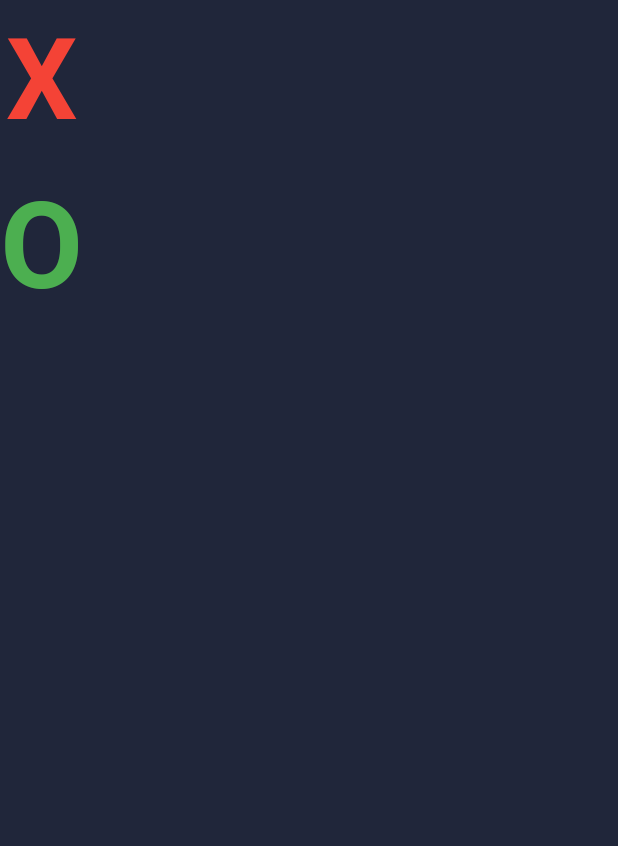
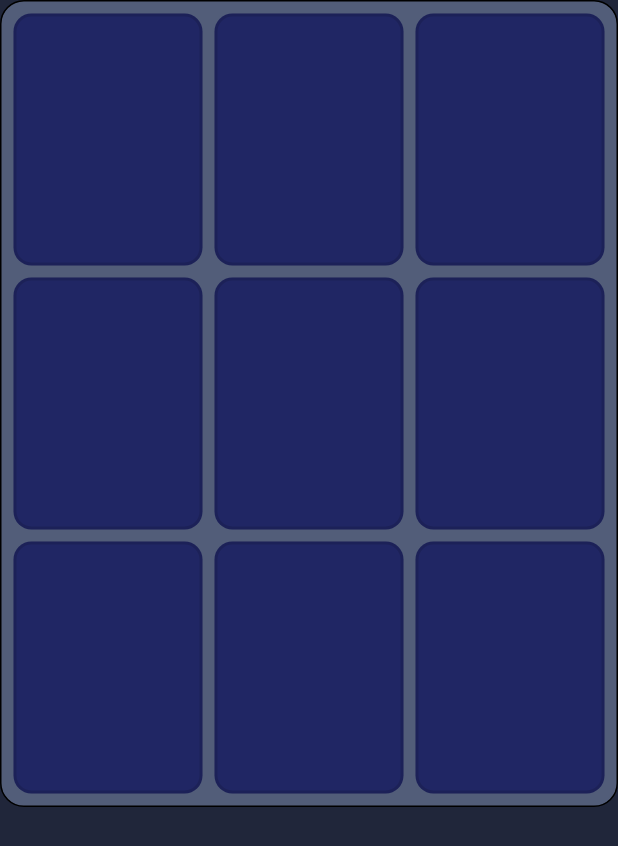
Before and after one commit to Mahmoud-Adel-Ali/XO-Game, a Flutter app: the GameView screen opened directly, on a phone screen of 412 x 824 dp. Shown: the top 846 px of the screen. Run offline on Flutter 3.47's test engine with Material 3 defaults, Android fonts, the phone set to English and light mode, and no system bars; our stand-ins replace animate_do, easy_splash_screen.

Commit message:
xo board

```diff
--- a/lib/constant.dart
+++ b/lib/constant.dart
@@ -1,3 +1,4 @@
 import 'package:flutter/material.dart';
 
 const Color mainColor =Color.fromARGB(255, 32, 38, 58);
+const Color xoBox =Color.fromARGB(255, 32, 38, 100);
--- /dev/null
+++ b/lib/widgets/custom_xo_board.dart
@@ -0,0 +1,34 @@
+import 'package:flutter/material.dart';
+import 'package:xo_game/widgets/custom_xo_box.dart';
+
+class CustomXOBoard extends StatelessWidget {
+  const CustomXOBoard({super.key});
+
+  @override
+  Widget build(BuildContext context) {
+    return Center(
+      child: Container(
+        padding: const EdgeInsets.all(8.0),
+        decoration: BoxDecoration(
+          borderRadius: const BorderRadius.all(Radius.circular(16.0)),
+          color: const Color(0xff525D79),
+          border: Border.all(color: Colors.black, width: 1.0),
+        ),
+        child: GridView.builder(
+          shrinkWrap: true,
+          physics: const NeverScrollableScrollPhysics(),
+          gridDelegate: const SliverGridDelegateWithFixedCrossAxisCount(
+            crossAxisCount: 3,
+            childAspectRatio: 3 / 4,
+            crossAxisSpacing: 8.0,
+            mainAxisSpacing: 8.0,
+          ),
+          itemCount: 9,
+          itemBuilder: (context, index) {
+            return CustomXOBox(index: index);
+          },
+        ),
+      ),
+    );
+  }
+}
--- /dev/null
+++ b/lib/widgets/custom_xo_box.dart
@@ -0,0 +1,50 @@
+// ignore_for_file: public_member_api_docs, sort_constructors_first
+import 'package:flutter/material.dart';
+
+import 'package:xo_game/constant.dart';
+import 'package:xo_game/widgets/o_char.dart';
+import 'package:xo_game/widgets/x_char.dart';
+  int counter = 0;
+
+class CustomXOBox extends StatefulWidget {
+  const CustomXOBox({
+    super.key,
+    required this.index,
+  });
+  final int index;
+
+  @override
+  State<CustomXOBox> createState() => _CustomXOBoxState();
+}
+
+class _CustomXOBoxState extends State<CustomXOBox> {
+  bool isClicked = false;
+  @override
+  Widget build(BuildContext context) {
+    return GestureDetector(
+      onTap: () {
+        if (!isClicked) {
+          setState(() {
+            isClicked = true;
+            counter++;
+          });
+        }
+      },
+      child: Container(
+        height: 135,
+        width: 80,
+        alignment: Alignment.center,
+        decoration: BoxDecoration(
+          borderRadius: BorderRadius.circular(12),
+          color: xoBox,
+          border: Border.all(color: Colors.black12, width: 2),
+        ),
+        child: isClicked
+            ? counter % 2 == 0
+                ? const XChar()
+                : const OChar()
+            : null,
+      ),
+    );
+  }
+}
--- a/lib/widgets/game_view_body.dart
+++ b/lib/widgets/game_view_body.dart
@@ -1,6 +1,5 @@
 import 'package:flutter/material.dart';
-import 'package:xo_game/widgets/o_char.dart';
-import 'package:xo_game/widgets/x_char.dart';
+import 'package:xo_game/widgets/custom_xo_board.dart';
 
 class GameViewBody extends StatelessWidget {
   const GameViewBody({super.key});
@@ -9,8 +8,7 @@ class GameViewBody extends StatelessWidget {
   Widget build(BuildContext context) {
     return const Column(
       children: [
-        XChar(),
-        OChar(),
+        CustomXOBoard(),
       ],
     );
   }
```
